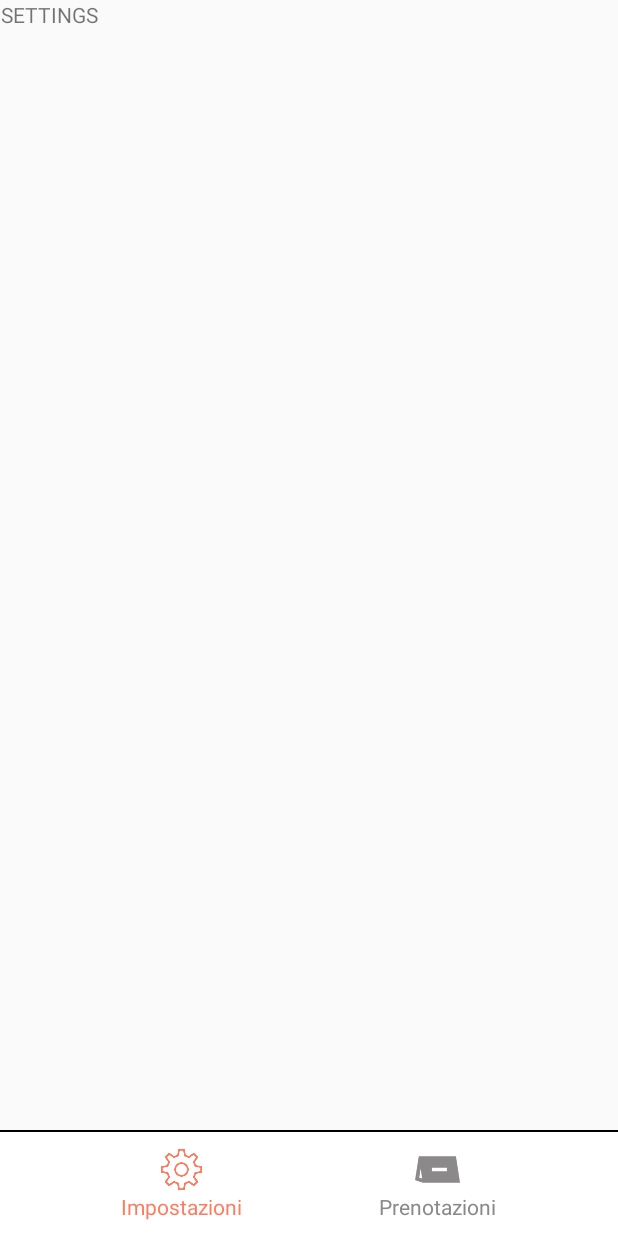
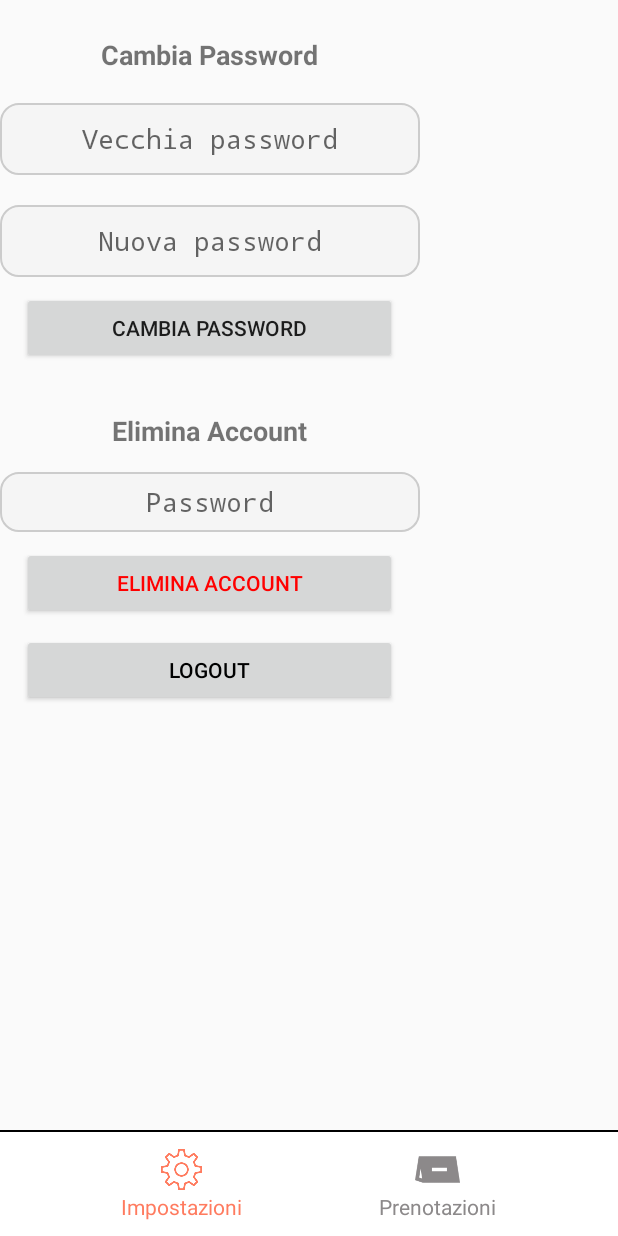
Before and after one commit to lrnzznn1/EventLink, an Android app built with Jetpack Compose: the PaginaProfilo screen opened directly, with no data from a screen before it, after a tap on "Impostazioni", on a phone screen of 412 x 824 dp. Run offline under Robolectric (Android 15) with nearby library versions, the phone set to English and light mode, and no system bars; our stand-ins replace Firebase (no records; nobody signed in at launch, a user with empty details on screens opened directly); libraries missing offline, so code that uses them is left out: com.google.maps.android; pictures from the network do not load.

Commit message:
settings

```diff
--- a/app/src/main/res/layout/setting.xml
+++ b/app/src/main/res/layout/setting.xml
@@ -1,18 +1,90 @@
 <?xml version="1.0" encoding="utf-8"?>
-<FrameLayout
+<LinearLayout
     xmlns:android="http://schemas.android.com/apk/res/android"
     xmlns:tools="http://schemas.android.com/tools"
-    android:id="@+id/settingview"
     android:layout_width="match_parent"
     android:layout_height="match_parent"
-    android:layout_alignParentTop="true"
-    android:orientation="horizontal"
-    android:layout_above="@+id/second_linear_layout">
+    android:orientation="vertical">
+
+    <!-- Cambia Password Section -->
     <TextView
+        android:textStyle="bold"
+        android:layout_gravity="center_horizontal"
         android:layout_width="wrap_content"
         android:layout_height="wrap_content"
-        android:text="SETTINGS"
-        android:layout_gravity="center"
-        android:gravity="center">
-    </TextView>
-</FrameLayout>
+        android:text="@string/changePass"
+        android:textSize="18sp"
+        android:layout_marginTop="24dp" />
+
+    <EditText
+        android:layout_gravity="center_horizontal"
+        android:id="@+id/oldPassword"
+        android:background="@drawable/rounded_edittext_background"
+        android:gravity="center"
+        android:layout_width="280dp"
+        android:layout_height="48dp"
+        android:layout_marginTop="20dp"
+        android:hint="@string/oldPass"
+        android:inputType="textPassword"
+        android:importantForAutofill="no"/>
+
+    <EditText
+        android:layout_gravity="center_horizontal"
+        android:id="@+id/NewPassword"
+        android:gravity="center"
+        android:layout_width="280dp"
+        android:layout_height="48dp"
+        android:layout_marginTop="20dp"
+        android:background="@drawable/rounded_edittext_background"
+        android:hint="@string/nuovaPassword"
+        android:inputType="textPassword"
+        android:importantForAutofill="no"/>
+
+    <Button
+        android:layout_gravity="center_horizontal"
+        android:id="@+id/cambiaPassword"
+        android:layout_width="250dp"
+        android:layout_height="wrap_content"
+        android:text="@string/changePass"
+        android:layout_marginTop="10dp"/>
+
+    <!-- Elimina Account Section -->
+    <TextView
+        android:layout_gravity="center_horizontal"
+        android:layout_width="wrap_content"
+        android:layout_height="wrap_content"
+        android:text="@string/delAccount"
+        android:textSize="18sp"
+        android:textStyle="bold"
+        android:layout_marginTop="32dp" />
+
+    <EditText
+        android:layout_gravity="center_horizontal"
+        android:id="@+id/delAcc"
+        android:gravity="center"
+        android:layout_width="280dp"
+        android:layout_height="40dp"
+        android:layout_marginTop="15dp"
+        android:background="@drawable/rounded_edittext_background"
+        android:hint="@string/eliminaAcc"
+        android:inputType="textPassword"
+        android:importantForAutofill="no" />
+
+    <Button
+        android:layout_gravity="center_horizontal"
+        android:id="@+id/EliminaAccountBtn"
+        android:layout_width="250dp"
+        android:layout_height="wrap_content"
+        android:layout_marginTop="10dp"
+        android:text="@string/delAccount"
+        android:textColor="#FF0000"/>
+
+    <Button
+        android:layout_gravity="center_horizontal"
+        android:id="@+id/LogOutBtn"
+        android:layout_width="250dp"
+        android:layout_height="wrap_content"
+        android:layout_marginTop="10dp"
+        android:text="@string/logout"
+        android:textColor="@color/black" />
+</LinearLayout>
--- a/app/src/main/res/values/strings.xml
+++ b/app/src/main/res/values/strings.xml
@@ -50,4 +50,10 @@
     <string name="hai_dimenticato_la_passowrd_premi_qui">Hai dimenticato la Passowrd? Premi qui</string>
     <string name="invia">Invia</string>
     <string name="passowrd_dimenticata">Passowrd Dimenticata</string>
+    <string name="nuovaPassword">Nuova password</string>
+    <string name="eliminaAcc">Password</string>
+    <string name="oldPass">Vecchia password</string>
+    <string name="logout">Logout</string>
+    <string name="delAccount">Elimina Account</string>
+    <string name="changePass">Cambia Password</string>
 </resources>
```
Also changed, not shown: app/src/main/java/com/example/eventlink/MainActivity.kt (+1 -48 lines), app/src/main/java/com/example/eventlink/pages/PaginaProfilo.kt (+160 -0 lines).
